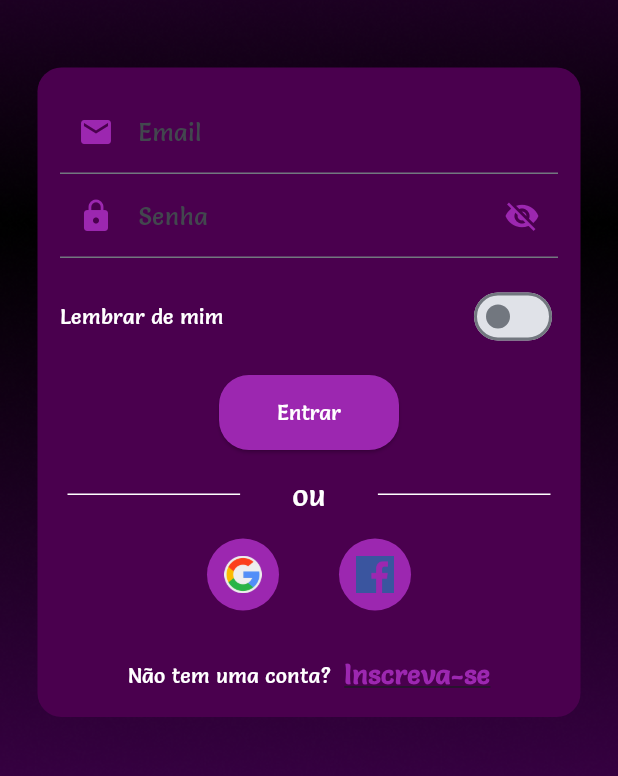
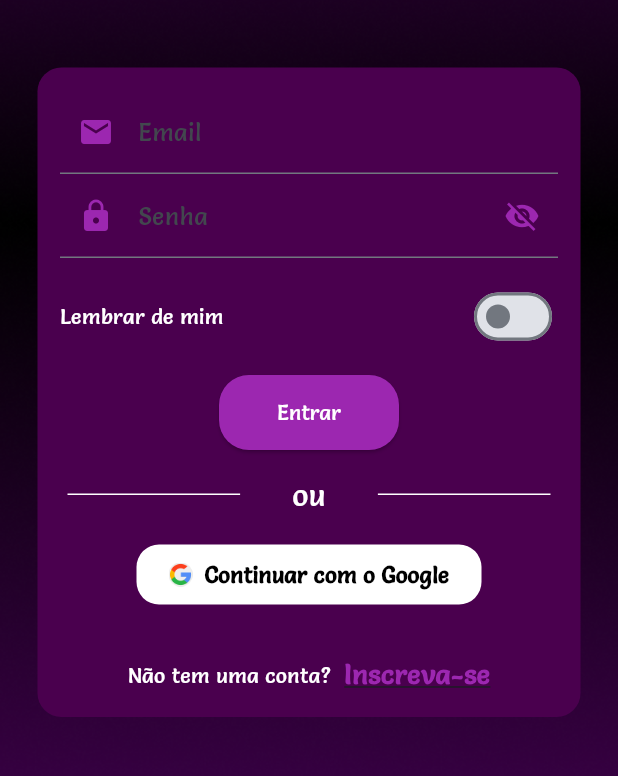
Before and after one commit to LLetzel/GalaxyFy, a Flutter app: the screen it shows after launch, on a phone screen of 412 x 824 dp, the part 375-1151 px from its top. Run offline on Flutter 3.47's test engine with Material 3 defaults, Android fonts, the phone set to English and light mode, and no system bars; our stand-ins replace audioplayers, carousel_slider, cloud_firestore, firebase_auth, firebase_core, google_sign_in and 1 more; accounts and stored records are empty.

Commit message:
google apk pronto

```diff
--- a/lib/pages/login.dart
+++ b/lib/pages/login.dart
@@ -7,6 +7,7 @@ import 'package:galaxyfy_application/shared/style.dart';
 import 'package:galaxyfy_application/pages/selecaoperfil.dart';
 import 'package:firebase_auth/firebase_auth.dart'; // Importa o pacote de autenticação do Firebase
 import 'package:google_sign_in/google_sign_in.dart';
+// import 'package:flutter_facebook_auth/flutter_facebook_auth.dart';
 
 class Login_GalaxyFy extends StatefulWidget {
   const Login_GalaxyFy({super.key});
@@ -75,11 +76,6 @@ class _Login_GalaxyFyState extends State<Login_GalaxyFy> {
   Widget build(BuildContext context) {
     var scaffold = Scaffold(
       body: Stack(
-        // stops: [
-        //     0.2,
-        //     0.5,
-        //     0.8,
-        //   ],
         children: [
           Positioned.fill(
             child: Image.asset(
@@ -112,16 +108,12 @@ class _Login_GalaxyFyState extends State<Login_GalaxyFy> {
                         decoration: BoxDecoration(
                           gradient: LinearGradient(
                             begin: Alignment.topCenter,
-
                             end: Alignment.bottomCenter,
                             colors: [
-                              MyColors.roxoEscuro, // Cor roxa escura no topo
-                              // MyColors.escuro, // Preto na parte de baixo
-                              MyColors.roxoEscuro
+                              MyColors.roxoEscuro,
+                              MyColors.roxoEscuro,
                             ],
-                            // stops: [0.5, 5, 0.5], // Controla o ponto de transição do gradiente
                           ),
-                          // color: Color(0xFF1E1E1E), // Cor de fundo
                           borderRadius: BorderRadius.circular(16),
                         ),
                         child: Form(
@@ -132,23 +124,18 @@ class _Login_GalaxyFyState extends State<Login_GalaxyFy> {
                               TextFormField(
                                 controller: _emailController,
                                 decoration: InputDecoration(
-                                  fillColor: Color(0xFF1E1E1E),
                                   labelText: 'Email',
                                   prefixIcon:
                                       Icon(Icons.mail, color: Colors.purple),
                                   hintText: "Informe o email",
                                 ),
-                                style: TextStyle(
-                                    color: Colors.white), // Texto em branco
+                                style: TextStyle(color: Colors.white),
                                 validator: (String? email) {
                                   if (email == null || email.isEmpty) {
                                     return "O e-mail não pode ser vazio";
                                   }
                                   if (!email.contains("@")) {
                                     return "O e-mail é inválido";
-                                  }
-                                  if (email.length < 6) {
-                                    return "O e-mail é muito curto";
                                   }
                                   return null;
                                 },
@@ -175,8 +162,7 @@ class _Login_GalaxyFyState extends State<Login_GalaxyFy> {
                                   ),
                                   hintText: "Digite sua senha",
                                 ),
-                                style: TextStyle(
-                                    color: Colors.white), // Texto em branco
+                                style: TextStyle(color: Colors.white),
                                 validator: (String? password) {
                                   if (password == null || password.isEmpty) {
                                     return "A senha não pode ser vazia";
@@ -185,8 +171,6 @@ class _Login_GalaxyFyState extends State<Login_GalaxyFy> {
                                 },
                               ),
                               SizedBox(height: 15),
-
-                              // Switch de "Lembrar de mim"
                               Row(
                                 mainAxisAlignment:
                                     MainAxisAlignment.spaceBetween,
@@ -206,7 +190,6 @@ class _Login_GalaxyFyState extends State<Login_GalaxyFy> {
                                   ),
                                 ],
                               ),
-
                               SizedBox(height: 15),
                               Center(
                                 child: ElevatedButton(
@@ -249,24 +232,13 @@ class _Login_GalaxyFyState extends State<Login_GalaxyFy> {
                                 ],
                               ),
                               SizedBox(height: 15),
-                              Row(
-                                mainAxisAlignment: MainAxisAlignment.center,
-                                children: [
-                                  // Ícone do Google
-                                  Container(
-                                    decoration: BoxDecoration(
-                                      color: Colors.purple, // Cor de fundo
-                                      shape: BoxShape.circle, // Forma redonda
-                                    ),
-                                    child: IconButton(
-                                      icon: Image.asset('assets/img/google.png',
-                                          height: 25),
+                              // Botão para login com o Google
+                              Center(
+                                child: TextButton(
                                   onPressed: () async {
-                                        GoogleSignIn googleSignIn =
-                                            GoogleSignIn();
+                                    GoogleSignIn googleSignIn = GoogleSignIn();
 
                                     try {
-                                          // 1. Login no Google
                                       GoogleSignInAccount? googleUser =
                                           await googleSignIn.signIn();
 
@@ -277,34 +249,27 @@ class _Login_GalaxyFyState extends State<Login_GalaxyFy> {
                                         return;
                                       }
 
-                                          // 2. Recupera as credenciais
-                                          GoogleSignInAuthentication
-                                              googleAuth =
+                                      GoogleSignInAuthentication googleAuth =
                                           await googleUser.authentication;
 
-                                          // 3. Cria as credenciais para o Firebase
                                       OAuthCredential credential =
                                           GoogleAuthProvider.credential(
                                         accessToken: googleAuth.accessToken,
                                         idToken: googleAuth.idToken,
                                       );
 
-                                          // 4. Login no Firebase
                                       UserCredential userCredential =
                                           await FirebaseAuth.instance
-                                                  .signInWithCredential(
-                                                      credential);
+                                              .signInWithCredential(credential);
 
-                                          // 5. Usuário autenticado
                                       User? user = userCredential.user;
                                       if (user != null) {
                                         print(
                                             'Usuário autenticado: ${user.displayName}');
                                         _showSnackBar(
-                                                'Bem vindo, ${user.displayName}!',
+                                            'Bem-vindo, ${user.displayName}!',
                                             Colors.purple);
 
-                                            // Navegue para a próxima tela
                                         Navigator.pushReplacement(
                                           context,
                                           MaterialPageRoute(
@@ -313,31 +278,43 @@ class _Login_GalaxyFyState extends State<Login_GalaxyFy> {
                                         );
                                       }
                                     } catch (e) {
-                                          _showSnackBar(
-                                              'Erro ao fazer login: $e',
+                                      _showSnackBar('Erro ao fazer login: $e',
                                           Colors.red);
-                                          print('Erro: $e');
                                     }
                                   },
+                                  style: TextButton.styleFrom(
+                                    padding: EdgeInsets.symmetric(
+                                        vertical: 5,
+                                        horizontal: 16), // Ajustando o padding
+                                    backgroundColor: Colors.white,
+                                    shape: RoundedRectangleBorder(
+                                        borderRadius:
+                                            BorderRadius.circular(15)),
+                                    fixedSize: Size(230,
+                                        40), // Ajustando o tamanho do botão
+                                  ),
+                                  child: Center(
+                                    child: Row(
+                                      mainAxisAlignment:
+                                          MainAxisAlignment.center,
+                                      children: [
+                                        Image.asset('assets/img/google.png',
+                                            height: 16), // Menor ícone
+                                        SizedBox(width: 8),
+                                        Text(
+                                          'Continuar com o Google',
+                                          style: TextStyle(
+                                            fontSize:
+                                                15, // Ajustando o tamanho da fonte
+                                            fontWeight: FontWeight.w600,
+                                            color: Colors.black,
                                           ),
                                         ),
-                                  SizedBox(width: 40),
-                                  // Ícone do Facebook
-                                  Container(
-                                    decoration: BoxDecoration(
-                                      color: Colors.purple, // Cor de fundo
-                                      shape: BoxShape.circle, // Forma redonda
-                                    ),
-                                    child: IconButton(
-                                      icon: Image.asset(
-                                          'assets/img/facebook.png',
-                                          height: 25),
-                                      onPressed: () {
-                                        // Ação para login com Facebook
-                                      },
+
+                                      ],
                                     ),
                                   ),
-                                ],
+                                ),
                               ),
                               SizedBox(height: 30),
                               Center(
@@ -346,9 +323,7 @@ class _Login_GalaxyFyState extends State<Login_GalaxyFy> {
                                   children: [
                                     Text(
                                       "Não tem uma conta?  ",
-                                      style: TextStyle(
-                                          color:
-                                              Colors.white), // Texto em branco
+                                      style: TextStyle(color: Colors.white),
                                     ),
                                     InkWell(
                                       onTap: () {
--- a/pubspec.yaml
+++ b/pubspec.yaml
@@ -40,6 +40,7 @@ dependencies:
   cloud_firestore: ^5.4.4
   cupertino_icons: ^1.0.8
   google_sign_in: ^6.2.2
+  # flutter_facebook_auth: ^7.1.1
 
 
 dev_dependencies:
```
Also changed, not shown: 2 other files. Lines whose indentation alone changed are shown as unchanged.
